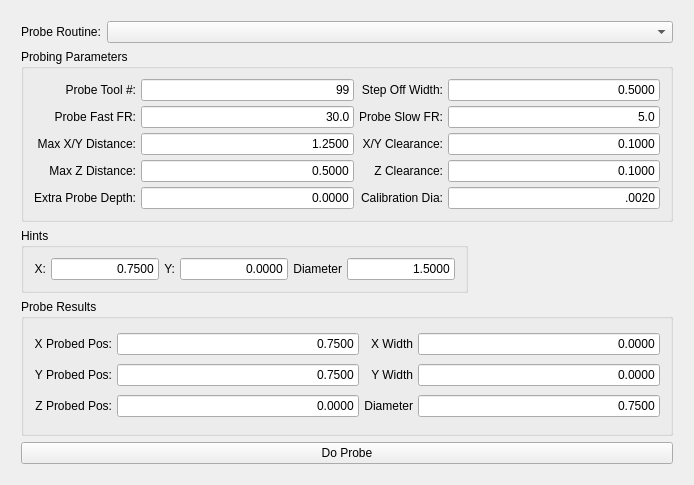
The window that QtPyVCP/widgets/form_widgets/probe_widget/probe.ui (kcjengr/qtpyvcp) describes before a commit, drawn with Qt 5.
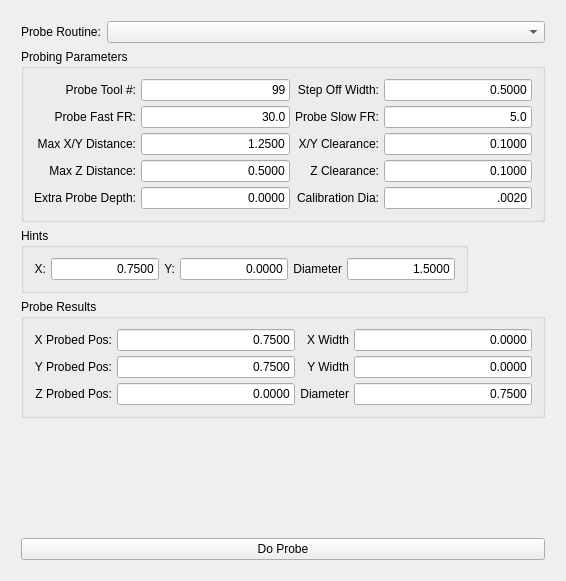
The same window after the commit.

Commit message: make probe work

What changed in the file:
```diff
--- a/QtPyVCP/widgets/form_widgets/probe_widget/probe.ui
+++ b/QtPyVCP/widgets/form_widgets/probe_widget/probe.ui
@@ -6,8 +6,8 @@
    <rect>
     <x>0</x>
     <y>0</y>
-    <width>694</width>
-    <height>485</height>
+    <width>566</width>
+    <height>581</height>
    </rect>
   </property>
   <property name="windowTitle">
@@ -547,13 +547,23 @@
        </layout>
       </widget>
      </item>
-     <item row="4" column="0">
+     <item row="5" column="0">
       <widget class="QPushButton" name="callSubButton">
        <property name="text">
         <string>Do Probe</string>
        </property>
       </widget>
      </item>
+     <item row="4" column="0">
+      <widget class="QLabel" name="status_label">
+       <property name="autoFillBackground">
+        <bool>true</bool>
+       </property>
+       <property name="text">
+        <string/>
+       </property>
+      </widget>
+     </item>
     </layout>
    </item>
   </layout>
```
Left out of the diff: 42 changed lines with no effect on the pictures. The commit also changes 2 other files.
